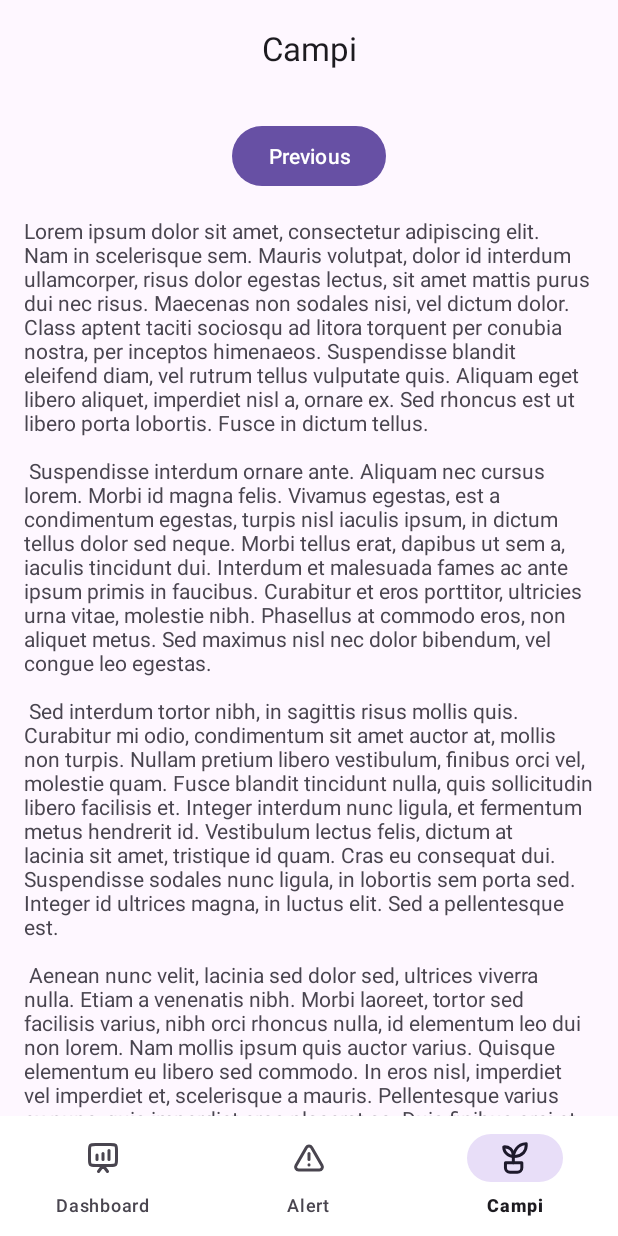
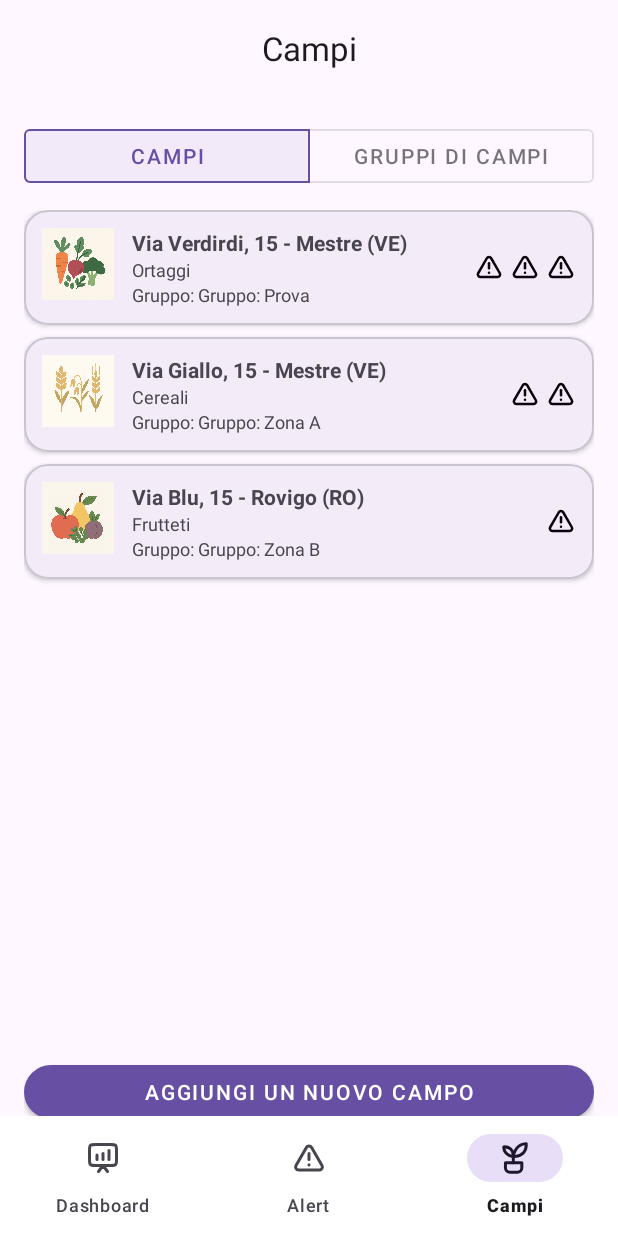
Before and after one commit to nicolaruffato/agrialert, an Android app: the FieldsListFragment screen opened through its navigation route, on a phone screen of 412 x 824 dp. Run offline under Robolectric (Android 15) with nearby library versions, the phone set to English and light mode, and no system bars; our stand-ins replace navigation-ui.

Commit message:
feat: implement fields list UI with dynamic crop icons and alert icons

```diff
--- /dev/null
+++ b/app/src/main/java/com/agrialert/ui/fields/FieldUiModel.java
@@ -0,0 +1,27 @@
+package com.agrialert.ui.fields;
+
+import java.util.List;
+
+public class FieldUiModel {
+
+    public long id;                 // id del campo (in futuro dal DB)
+    public String address;          // indirizzo / nome campo inserito dal cliente
+    public String cropType;         // coltura (Ortaggi, Cereali, Leguminose, ecc.)
+    public String groupName;        // nome gruppo (può essere null o vuoto)
+    public int iconRes;             // icona principale in base alla coltura
+    public List<Integer> alertIcons; // lista di icone alert/meteo (max 6)
+
+    public FieldUiModel(long id,
+                        String address,
+                        String cropType,
+                        String groupName,
+                        int iconRes,
+                        List<Integer> alertIcons) {
+        this.id = id;
+        this.address = address;
+        this.cropType = cropType;
+        this.groupName = groupName;
+        this.iconRes = iconRes;
+        this.alertIcons = alertIcons;
+    }
+}
--- /dev/null
+++ b/app/src/main/java/com/agrialert/ui/fields/FieldsAdapter.java
@@ -0,0 +1,117 @@
+package com.agrialert.ui.fields;
+
+import android.content.Context;
+import android.view.LayoutInflater;
+import android.view.View;
+import android.view.ViewGroup;
+import android.widget.ImageView;
+import android.widget.LinearLayout;
+import android.widget.TextView;
+
+import androidx.annotation.NonNull;
+import androidx.recyclerview.widget.RecyclerView;
+
+import com.agrialert.R;
+
+import java.util.ArrayList;
+import java.util.List;
+
+public class FieldsAdapter extends RecyclerView.Adapter<FieldsAdapter.FieldViewHolder> {
+
+    private final List<FieldUiModel> items = new ArrayList<>();
+
+    public void submitList(List<FieldUiModel> newItems) {
+        items.clear();
+        if (newItems != null) {
+            items.addAll(newItems);
+        }
+        notifyDataSetChanged();
+    }
+
+    @NonNull
+    @Override
+    public FieldViewHolder onCreateViewHolder(@NonNull ViewGroup parent, int viewType) {
+        View view = LayoutInflater.from(parent.getContext())
+                .inflate(R.layout.item_field, parent, false);
+        return new FieldViewHolder(view);
+    }
+
+    @Override
+    public void onBindViewHolder(@NonNull FieldViewHolder holder, int position) {
+        FieldUiModel field = items.get(position);
+        holder.bind(field);
+    }
+
+    @Override
+    public int getItemCount() {
+        return items.size();
+    }
+
+    // ---------------- VIEW HOLDER ----------------
+
+    static class FieldViewHolder extends RecyclerView.ViewHolder {
+
+        private final ImageView imgFieldIcon;
+        private final TextView txtFieldAddress;
+        private final TextView txtFieldCrop;
+        private final TextView txtFieldGroup;
+        private final LinearLayout layoutAlertIcons;
+
+        FieldViewHolder(@NonNull View itemView) {
+            super(itemView);
+            imgFieldIcon = itemView.findViewById(R.id.imgFieldIcon);
+            txtFieldAddress = itemView.findViewById(R.id.txtFieldAddress);
+            txtFieldCrop = itemView.findViewById(R.id.txtFieldCrop);
+            txtFieldGroup = itemView.findViewById(R.id.txtFieldGroup);
+            layoutAlertIcons = itemView.findViewById(R.id.layoutAlertIcons);
+        }
+
+        void bind(FieldUiModel field) {
+            Context context = itemView.getContext();
+
+            // Testi dinamici
+            txtFieldAddress.setText(field.address);
+            txtFieldCrop.setText(field.cropType);
+
+            if (field.groupName == null || field.groupName.isEmpty()) {
+                txtFieldGroup.setText("Gruppo: nessun gruppo");
+            } else {
+                txtFieldGroup.setText("Gruppo: " + field.groupName);
+            }
+
+            // Icona principale in base alla coltura (già scelta nel model)
+            imgFieldIcon.setImageResource(field.iconRes);
+
+            // Icone alert/meteo (max 6)
+            layoutAlertIcons.removeAllViews(); // pulisce quelle vecchie
+
+            if (field.alertIcons != null && !field.alertIcons.isEmpty()) {
+                int maxIcons = Math.min(6, field.alertIcons.size());
+
+                for (int i = 0; i < maxIcons; i++) {
+                    Integer iconResId = field.alertIcons.get(i);
+                    if (iconResId == null) continue;
+
+                    ImageView iconView = new ImageView(context);
+                    LinearLayout.LayoutParams params =
+                            new LinearLayout.LayoutParams(
+                                    dpToPx(context, 20),
+                                    dpToPx(context, 20)
+                            );
+                    if (i > 0) {
+                        params.setMarginStart(dpToPx(context, 4));
+                    }
+                    iconView.setLayoutParams(params);
+                    iconView.setImageResource(iconResId);
+
+                    layoutAlertIcons.addView(iconView);
+                }
+            }
+        }
+
+        private int dpToPx(Context context, int dp) {
+            float density = context.getResources().getDisplayMetrics().density;
+            return Math.round(dp * density);
+        }
+    }
+}
--- a/app/src/main/java/com/agrialert/ui/fields/FieldsListFragment.java
+++ b/app/src/main/java/com/agrialert/ui/fields/FieldsListFragment.java
@@ -8,10 +8,22 @@ import android.view.ViewGroup;
 import androidx.annotation.NonNull;
 import androidx.annotation.Nullable;
 import androidx.fragment.app.Fragment;
+import androidx.recyclerview.widget.LinearLayoutManager;
+import androidx.recyclerview.widget.RecyclerView;
 
 import com.agrialert.R;
+import com.google.android.material.button.MaterialButton;
+
+import java.util.ArrayList;
+import java.util.Arrays;
+import java.util.List;
 
 public class FieldsListFragment extends Fragment {
+
+    private RecyclerView rvFields;
+    private MaterialButton btnFields;
+    private MaterialButton btnFieldGroups;
+    private MaterialButton btnAddField;
 
     public FieldsListFragment() {
         // Costruttore vuoto richiesto
@@ -21,7 +33,6 @@ public class FieldsListFragment extends Fragment {
     public View onCreateView(@NonNull LayoutInflater inflater,
                              ViewGroup container,
                              Bundle savedInstanceState) {
-
         return inflater.inflate(R.layout.fragment_fields_list, container, false);
     }
 
@@ -30,6 +41,120 @@ public class FieldsListFragment extends Fragment {
                               @Nullable Bundle savedInstanceState) {
         super.onViewCreated(view, savedInstanceState);
 
-        // qui poi metteremo la lista campi
+        // Collego le view dal layout
+        rvFields = view.findViewById(R.id.rvFields);
+        btnFields = view.findViewById(R.id.btnFields);
+        btnFieldGroups = view.findViewById(R.id.btnFieldGroups);
+        btnAddField = view.findViewById(R.id.btnAddField);
+
+        // Siamo sulla tab "Campi"
+        btnFields.setChecked(true);
+
+        // Setup RecyclerView
+        rvFields.setLayoutManager(new LinearLayoutManager(requireContext()));
+        FieldsAdapter adapter = new FieldsAdapter();
+        rvFields.setAdapter(adapter);
+
+        // Dati finti di esempio (poi arriveranno dal backend )
+        List<FieldUiModel> sampleFields = createSampleFields();
+        adapter.submitList(sampleFields);
+
+        // Per ora questi pulsanti non fanno nulla (li gestiremo dopo)
+        btnFieldGroups.setOnClickListener(v -> {
+            // TODO: mostrare i gruppi invece dei campi
+        });
+
+        btnAddField.setOnClickListener(v -> {
+            // TODO: aprire schermata "Nuovo campo"
+        });
+    }
+
+    /**
+     * Crea una lista di campi di esempio, con:
+     * - indirizzo, coltura, gruppo
+     * - icona principale in base alla coltura
+     * - icone alert (lista, max 6 usate dall'adapter)
+     */
+    private List<FieldUiModel> createSampleFields() {
+        List<FieldUiModel> list = new ArrayList<>();
+
+        // Liste di icone alert di esempio (riuso sempre ic_alert, poi saranno da mettere quelle degli alert)
+        List<Integer> alerts1 = Arrays.asList(
+                R.drawable.ic_alert,
+                R.drawable.ic_alert,
+                R.drawable.ic_alert
+        );
+
+        List<Integer> alerts2 = Arrays.asList(
+                R.drawable.ic_alert,
+                R.drawable.ic_alert
+        );
+
+        List<Integer> alerts3 = Arrays.asList(
+                R.drawable.ic_alert
+        );
+
+        // Campo 1 – Ortaggi
+        list.add(new FieldUiModel(
+                1,
+                "Via Verdirdi, 15 - Mestre (VE)",
+                "Ortaggi",
+                "Gruppo: Prova",
+                getIconForCrop("Ortaggi"),
+                alerts1
+        ));
+
+        // Campo 2 – Cereali
+        list.add(new FieldUiModel(
+                2,
+                "Via Giallo, 15 - Mestre (VE)",
+                "Cereali",
+                "Gruppo: Zona A",
+                getIconForCrop("Cereali"),
+                alerts2
+        ));
+
+        // Campo 3 – Frutteti
+        list.add(new FieldUiModel(
+                3,
+                "Via Blu, 15 - Rovigo (RO)",
+                "Frutteti",
+                "Gruppo: Zona B",
+                getIconForCrop("Frutteti"),
+                alerts3
+        ));
+
+        // Aggiungi altri campi se vuoi…
+
+        return list;
+    }
+
+    /**
+     * Restituisce l'icona giusta in base alla coltura.
+     * Qui usiamo le  foto messe in res/drawable come PNG:
+     *  - ic_ortaggi.png
+     *  - ic_cereali.png
+     *  - ic_frutteti.png
+     *  - ic_leguminose.png
+     *  - ic_oleaginose.png
+     *  - ic_aromatiche.png
+     *
+     * Se il nome della coltura non corrisponde, torna una icona di default.
+     */
+    private int getIconForCrop(String cropType) {
+        if (cropType == null) {
+            return R.drawable.ic_fields;  // icona generica
+        }
+
+        String c = cropType.toLowerCase();
+
+        if (c.contains("ortaggi"))        return R.drawable.ic_ortaggi;
+        if (c.contains("leguminose"))     return R.drawable.ic_leguminose;
+        if (c.contains("cereali"))        return R.drawable.ic_cereali;
+        if (c.contains("frutt"))          return R.drawable.ic_frutteti;
+        if (c.contains("oleaginose"))     return R.drawable.ic_oleaginose;
+        if (c.contains("aromatiche"))     return R.drawable.ic_aromatiche;
+
+        return R.drawable.ic_fields;      // default se non trova niente
     }
 }
--- a/app/src/main/res/layout/fragment_fields_list.xml
+++ b/app/src/main/res/layout/fragment_fields_list.xml
@@ -1,35 +1,52 @@
 <?xml version="1.0" encoding="utf-8"?>
-<androidx.core.widget.NestedScrollView xmlns:android="http://schemas.android.com/apk/res/android"
+<LinearLayout xmlns:android="http://schemas.android.com/apk/res/android"
     xmlns:app="http://schemas.android.com/apk/res-auto"
-    xmlns:tools="http://schemas.android.com/tools"
+    android:orientation="vertical"
     android:layout_width="match_parent"
     android:layout_height="match_parent"
-    tools:context=".ui.fields.FieldsListFragment">
+    android:padding="16dp">
 
-    <androidx.constraintlayout.widget.ConstraintLayout
+    <!-- Toggle Campi / Gruppi -->
+    <com.google.android.material.button.MaterialButtonToggleGroup
+        android:id="@+id/toggleGroups"
         android:layout_width="match_parent"
-        android:layout_height="match_parent"
-        android:padding="16dp">
+        android:layout_height="wrap_content"
+        android:layout_marginBottom="12dp">
 
-        <Button
-            android:id="@+id/button_second"
-            android:layout_width="wrap_content"
+        <com.google.android.material.button.MaterialButton
+            android:id="@+id/btnFields"
+            style="@style/Widget.MaterialComponents.Button.OutlinedButton"
+            android:layout_width="0dp"
             android:layout_height="wrap_content"
-            android:text="@string/previous"
-            app:layout_constraintBottom_toTopOf="@id/textview_second"
-            app:layout_constraintEnd_toEndOf="parent"
-            app:layout_constraintStart_toStartOf="parent"
-            app:layout_constraintTop_toTopOf="parent" />
+            android:layout_weight="1"
+            android:text="Campi" />
 
-        <TextView
-            android:id="@+id/textview_second"
-            android:layout_width="wrap_content"
+        <com.google.android.material.button.MaterialButton
+            android:id="@+id/btnFieldGroups"
+            style="@style/Widget.MaterialComponents.Button.OutlinedButton"
+            android:layout_width="0dp"
             android:layout_height="wrap_content"
-            android:layout_marginTop="16dp"
-            android:text="@string/lorem_ipsum"
-            app:layout_constraintBottom_toBottomOf="parent"
-            app:layout_constraintEnd_toEndOf="parent"
-            app:layout_constraintStart_toStartOf="parent"
-            app:layout_constraintTop_toBottomOf="@id/button_second" />
-    </androidx.constraintlayout.widget.ConstraintLayout>
-</androidx.core.widget.NestedScrollView>
+            android:layout_weight="1"
+            android:text="Gruppi di campi" />
+    </com.google.android.material.button.MaterialButtonToggleGroup>
+
+    <!-- Lista dei campi -->
+    <androidx.recyclerview.widget.RecyclerView
+        android:id="@+id/rvFields"
+        android:layout_width="match_parent"
+        android:layout_height="0dp"
+        android:layout_weight="1"
+        android:clipToPadding="false"
+        android:paddingBottom="8dp" />
+
+    <!-- Bottone aggiungi nuovo campo -->
+    <com.google.android.material.button.MaterialButton
+        android:id="@+id/btnAddField"
+        android:layout_width="match_parent"
+        android:layout_height="wrap_content"
+        android:layout_marginTop="12dp"
+        android:text="Aggiungi un nuovo campo"
+        style="@style/Widget.MaterialComponents.Button"
+        app:cornerRadius="24dp" />
+
+</LinearLayout>
--- /dev/null
+++ b/app/src/main/res/layout/item_field.xml
@@ -0,0 +1,68 @@
+<?xml version="1.0" encoding="utf-8"?>
+<com.google.android.material.card.MaterialCardView xmlns:android="http://schemas.android.com/apk/res/android"
+    xmlns:app="http://schemas.android.com/apk/res-auto"
+    android:layout_width="match_parent"
+    android:layout_height="wrap_content"
+    android:layout_marginBottom="8dp"
+    app:cardCornerRadius="16dp"
+    app:cardElevation="2dp"
+    android:foreground="?attr/selectableItemBackground">
+
+    <LinearLayout
+        android:layout_width="match_parent"
+        android:layout_height="wrap_content"
+        android:orientation="horizontal"
+        android:padding="12dp">
+
+        <!-- Icona principale dinamica -->
+        <ImageView
+            android:id="@+id/imgFieldIcon"
+            android:layout_width="48dp"
+            android:layout_height="48dp"
+            android:layout_marginEnd="12dp"
+            android:src="@drawable/ic_fields"
+            android:contentDescription="@string/app_name" />
+
+        <!-- Testi: indirizzo, coltura, gruppo -->
+        <LinearLayout
+            android:layout_width="0dp"
+            android:layout_height="wrap_content"
+            android:layout_weight="1"
+            android:orientation="vertical">
+
+            <TextView
+                android:id="@+id/txtFieldAddress"
+                android:layout_width="wrap_content"
+                android:layout_height="wrap_content"
+                android:text="Via Finta 123"
+                android:textStyle="bold"
+                android:textSize="14sp"
+                android:maxLines="1"
+                android:ellipsize="end" />
+
+            <TextView
+                android:id="@+id/txtFieldCrop"
+                android:layout_width="wrap_content"
+                android:layout_height="wrap_content"
+                android:text="Ortaggi"
+                android:textSize="12sp" />
+
+            <TextView
+                android:id="@+id/txtFieldGroup"
+                android:layout_width="wrap_content"
+                android:layout_height="wrap_content"
+                android:text="Gruppo: A"
+                android:textSize="12sp" />
+        </LinearLayout>
+
+        <!-- Icone alert dinamiche (max 6) -->
+        <LinearLayout
+            android:id="@+id/layoutAlertIcons"
+            android:layout_width="wrap_content"
+            android:layout_height="match_parent"
+            android:orientation="horizontal"
+            android:gravity="center_vertical" />
+
+    </LinearLayout>
+
+</com.google.android.material.card.MaterialCardView>
```
Also changed, not shown: app/src/main/res/drawable/ic_aromatiche.png (added), app/src/main/res/drawable/ic_cereali.png (added), app/src/main/res/drawable/ic_frutteti.png (added), app/src/main/res/drawable/ic_leguminose.png (added), app/src/main/res/drawable/ic_oleaginose.png (added), app/src/main/res/drawable/ic_ortaggi.png (added).
